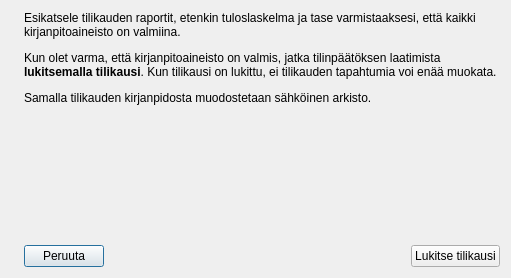
The window that kitupiikki/arkisto/lukitsetilikausi.ui (artoh/kitupiikki) describes before a commit, drawn with Qt 5.
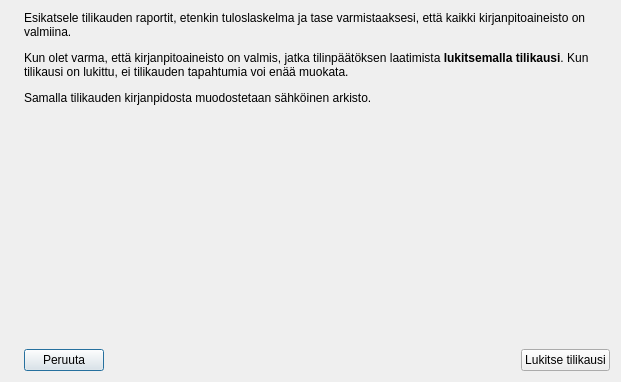
The same window after the commit. Icons and pictures are not drawn.

```diff
--- a/kitupiikki/arkisto/lukitsetilikausi.ui
+++ b/kitupiikki/arkisto/lukitsetilikausi.ui
@@ -6,8 +6,8 @@
    <rect>
     <x>0</x>
     <y>0</y>
-    <width>511</width>
-    <height>278</height>
+    <width>621</width>
+    <height>382</height>
    </rect>
   </property>
   <property name="windowTitle">
```
